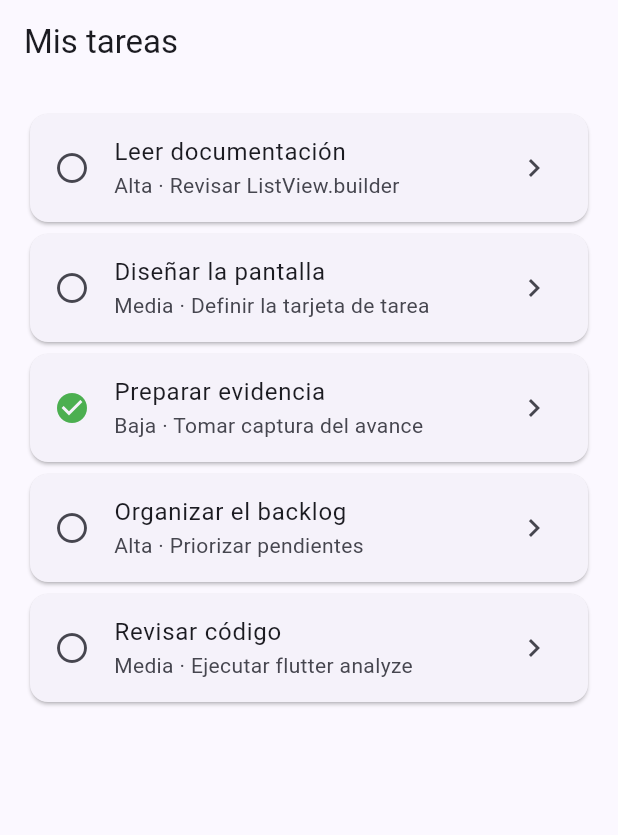
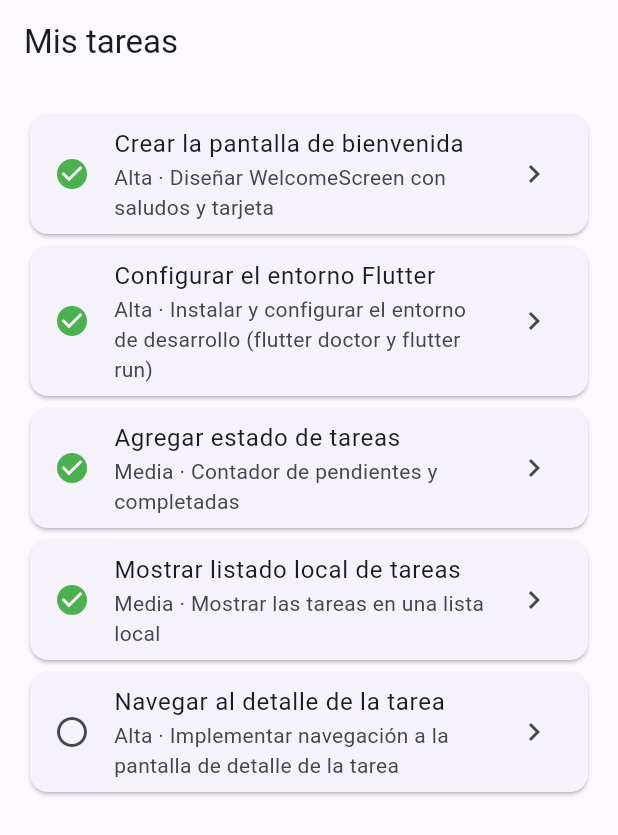
Before and after one commit to DumarMatamoros/CursoFlutter, a Flutter app: the screen it shows after launch, on a phone screen of 412 x 824 dp. Shown: the top 835 px of the screen. Run offline on Flutter 3.47's test engine with Material 3 defaults, Android fonts, the phone set to English and light mode, and no system bars.

Commit message:
feat: mostrar listado local de tareas

```diff
--- a/lib/main.dart
+++ b/lib/main.dart
@@ -40,37 +40,37 @@ class Task {
 const demoTasks = [
   Task(
     id: 1,
-    title: 'Leer documentación',
-    description: 'Revisar ListView.builder',
+    title: 'Crear la pantalla de bienvenida',
+    description: 'Diseñar WelcomeScreen con saludos y tarjeta',
     priority: 'Alta',
-    isCompleted: false,
+    isCompleted: true,
   ),
   Task(
     id: 2,
-    title: 'Diseñar la pantalla',
-    description: 'Definir la tarjeta de tarea',
-    priority: 'Media',
-    isCompleted: false,
+    title: 'Configurar el entorno Flutter',
+    description: 'Instalar y configurar el entorno de desarrollo (flutter doctor y flutter run)',
+    priority: 'Alta',
+    isCompleted: true,
   ),
   Task(
     id: 3,
-    title: 'Preparar evidencia',
-    description: 'Tomar captura del avance',
-    priority: 'Baja',
+    title: 'Agregar estado de tareas',
+    description: 'Contador de pendientes y completadas',
+    priority: 'Media',
     isCompleted: true,
   ),
   Task(
     id: 4,
-    title: 'Organizar el backlog',
-    description: 'Priorizar pendientes',
-    priority: 'Alta',
-    isCompleted: false,
+    title: 'Mostrar listado local de tareas',
+    description: 'Mostrar las tareas en una lista local',
+    priority: 'Media',
+    isCompleted: true,
   ),
   Task(
     id: 5,
-    title: 'Revisar código',
-    description: 'Ejecutar flutter analyze',
-    priority: 'Media',
+    title: 'Navegar al detalle de la tarea',
+    description: 'Implementar navegación a la pantalla de detalle de la tarea',
+    priority: 'Alta',
     isCompleted: false,
   ),
 ];
```
